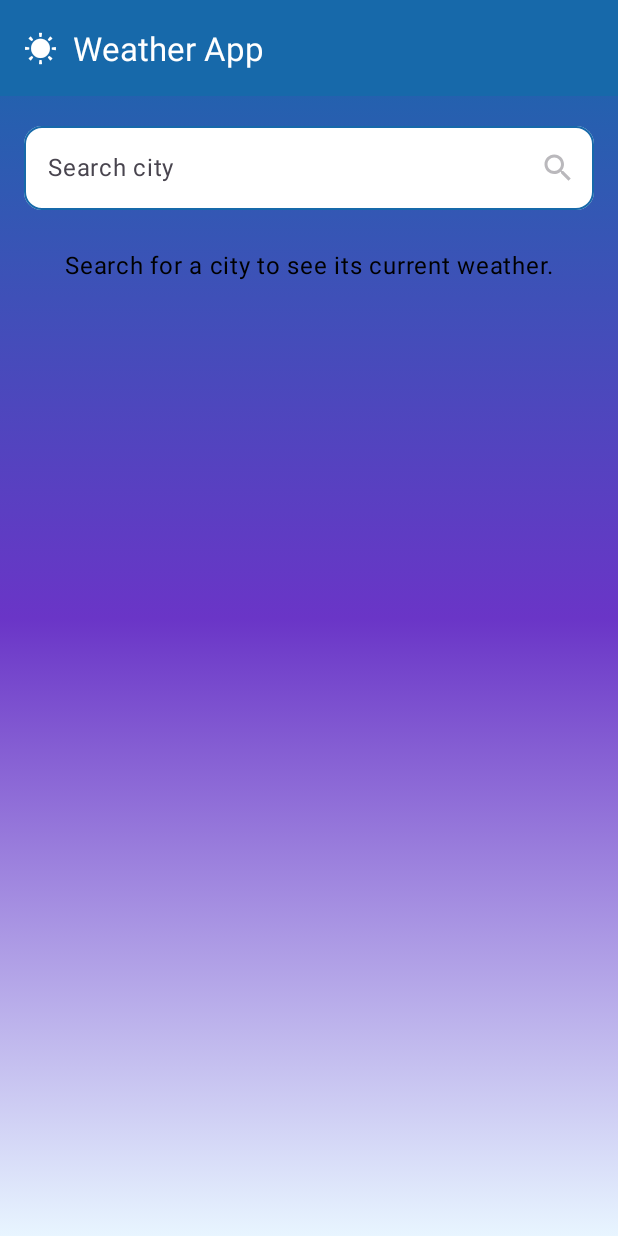
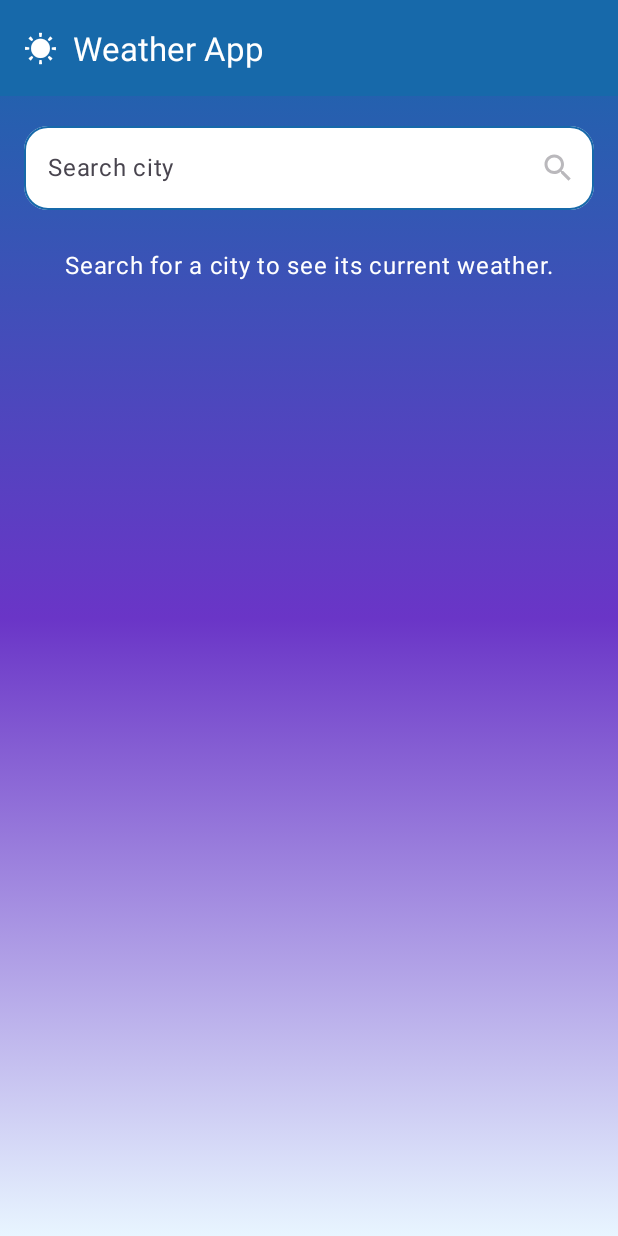
Before and after one commit to Kenrose1/LabActivity_3.2, an Android app built with Jetpack Compose: the screen it shows after launch (MainActivity), on a phone screen of 412 x 824 dp. Run offline under Robolectric (Android 15) with nearby library versions, the phone set to English and light mode, and no system bars; pictures from the network do not load.

Commit message:
Refactor WeatherApp UI to improve layout and enhance background color handling based on weather conditions

```diff
--- a/app/src/main/java/com/example/weatherapp/MainActivity.kt
+++ b/app/src/main/java/com/example/weatherapp/MainActivity.kt
@@ -5,7 +5,7 @@ import android.widget.ImageView
 import androidx.activity.ComponentActivity
 import androidx.activity.compose.setContent
 import androidx.compose.foundation.layout.Arrangement
-import androidx.compose.foundation.layout.Box
+import androidx.compose.foundation.layout.BoxWithConstraints
 import androidx.compose.foundation.layout.Column
 import androidx.compose.foundation.layout.Row
 import androidx.compose.foundation.layout.Spacer
@@ -14,8 +14,10 @@ import androidx.compose.foundation.layout.fillMaxWidth
 import androidx.compose.foundation.layout.height
 import androidx.compose.foundation.layout.padding
 import androidx.compose.foundation.layout.size
+import androidx.compose.foundation.layout.widthIn
 import androidx.compose.foundation.background
 import androidx.compose.ui.graphics.Brush
+import androidx.compose.ui.graphics.Color
 import androidx.compose.foundation.shape.RoundedCornerShape
 import androidx.compose.material.icons.Icons
 import androidx.compose.material.icons.filled.Search
@@ -32,10 +34,10 @@ import androidx.compose.material3.Text
 import androidx.compose.material3.TopAppBar
 import androidx.compose.material3.TopAppBarDefaults
 import androidx.compose.runtime.Composable
-import androidx.compose.runtime.LaunchedEffect
 import androidx.compose.runtime.getValue
 import androidx.compose.runtime.mutableStateOf
 import androidx.compose.runtime.remember
+import androidx.compose.runtime.saveable.rememberSaveable
 import androidx.compose.runtime.setValue
 import androidx.compose.ui.Alignment
 import androidx.compose.ui.Modifier
@@ -43,7 +45,6 @@ import androidx.compose.ui.platform.LocalContext
 import androidx.compose.ui.text.input.ImeAction
 import androidx.compose.ui.unit.dp
 import androidx.compose.ui.viewinterop.AndroidView
-import androidx.lifecycle.ViewModel
 import androidx.lifecycle.viewmodel.compose.viewModel
 import com.bumptech.glide.Glide
 import com.example.weatherapp.ui.theme.WeatherAppTheme
@@ -68,8 +69,10 @@ class MainActivity : ComponentActivity() {
 @Composable
 @OptIn(ExperimentalMaterial3Api::class)
 private fun WeatherApp(weatherViewModel: WeatherViewModel = viewModel()) {
-    var city by remember { mutableStateOf("") }
+    var city by rememberSaveable { mutableStateOf("") }
     val scope = rememberCoroutineScope()
+    val condition = weatherViewModel.weather?.weather?.firstOrNull()?.main
+    val backgroundColors = weatherBackground(condition)
 
     Scaffold(
         containerColor = androidx.compose.ui.graphics.Color.Transparent,
@@ -77,20 +80,26 @@ private fun WeatherApp(weatherViewModel: WeatherViewModel = viewModel()) {
             TopAppBar(
                 title = { Text("☀  Weather App") },
                 colors = TopAppBarDefaults.topAppBarColors(
-                    containerColor = WeatherBlue,
+                    containerColor = backgroundColors.first(),
                     titleContentColor = androidx.compose.ui.graphics.Color.White
                 )
             )
         }
     ) { paddingValues ->
-        Column(
+        BoxWithConstraints(
             modifier = Modifier
                 .fillMaxSize()
                 .background(
-                    Brush.verticalGradient(listOf(WeatherBlue, WeatherPurple, WeatherSky))
+                    Brush.verticalGradient(backgroundColors)
                 )
                 .padding(paddingValues)
-                .padding(horizontal = 16.dp, vertical = 12.dp),
+                .padding(horizontal = 16.dp, vertical = 12.dp)
+        ) {
+            Column(
+                modifier = Modifier
+                    .fillMaxWidth()
+                    .widthIn(max = 620.dp)
+                    .align(Alignment.TopCenter),
                 horizontalAlignment = Alignment.CenterHorizontally
             ) {
                 OutlinedTextField(
@@ -98,10 +107,10 @@ private fun WeatherApp(weatherViewModel: WeatherViewModel = viewModel()) {
                     onValueChange = { city = it },
                     modifier = Modifier.fillMaxWidth(),
                     singleLine = true,
-                shape = RoundedCornerShape(12.dp),
+                    shape = RoundedCornerShape(16.dp),
                     colors = androidx.compose.material3.OutlinedTextFieldDefaults.colors(
-                    focusedContainerColor = WeatherCard,
-                    unfocusedContainerColor = WeatherCard,
+                        focusedContainerColor = Color.White,
+                        unfocusedContainerColor = Color.White,
                         focusedBorderColor = WeatherPurple,
                         unfocusedBorderColor = WeatherBlue
                     ),
@@ -126,20 +135,38 @@ private fun WeatherApp(weatherViewModel: WeatherViewModel = viewModel()) {
                 Spacer(modifier = Modifier.height(28.dp))
 
                 when {
-                weatherViewModel.isLoading -> CircularProgressIndicator()
+                    weatherViewModel.isLoading -> CircularProgressIndicator(color = Color.White)
                     weatherViewModel.errorMessage != null -> Text(
                         text = weatherViewModel.errorMessage.orEmpty(),
-                    color = MaterialTheme.colorScheme.error,
+                        color = Color.White,
                         style = MaterialTheme.typography.bodyLarge
                     )
                     weatherViewModel.weather != null -> WeatherResult(weatherViewModel.weather!!)
                     else -> Text(
                         text = "Search for a city to see its current weather.",
+                        color = Color.White,
                         style = MaterialTheme.typography.bodyLarge
                     )
                 }
             }
         }
+    }
+}
+
+private fun weatherBackground(condition: String?): List<Color> = when {
+    condition?.contains("rain", ignoreCase = true) == true -> listOf(
+        Color(0xFF155799), Color(0xFF159957), Color(0xFFB7E3FF)
+    )
+    condition?.contains("snow", ignoreCase = true) == true -> listOf(
+        Color(0xFF4FACFE), Color(0xFFB6E3FF), Color(0xFFF4FBFF)
+    )
+    condition?.contains("clear", ignoreCase = true) == true -> listOf(
+        Color(0xFFFF8A00), Color(0xFFFFC837), Color(0xFFFFF3B0)
+    )
+    condition?.contains("storm", ignoreCase = true) == true -> listOf(
+        Color(0xFF232526), Color(0xFF414345), Color(0xFF7B61FF)
+    )
+    else -> listOf(WeatherBlue, WeatherPurple, WeatherSky)
 }
 
 @Composable
```
Lines whose indentation alone changed are shown as unchanged.
